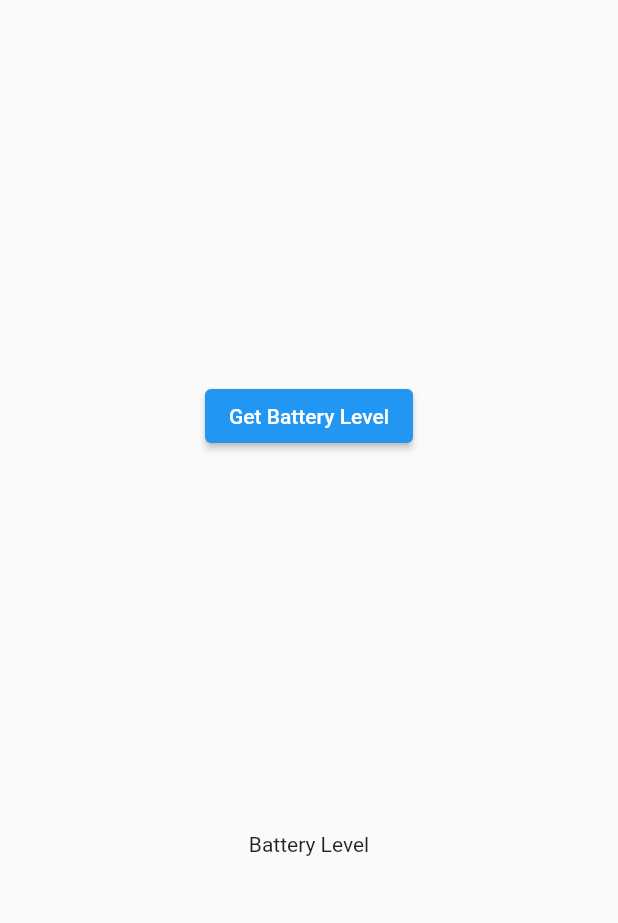
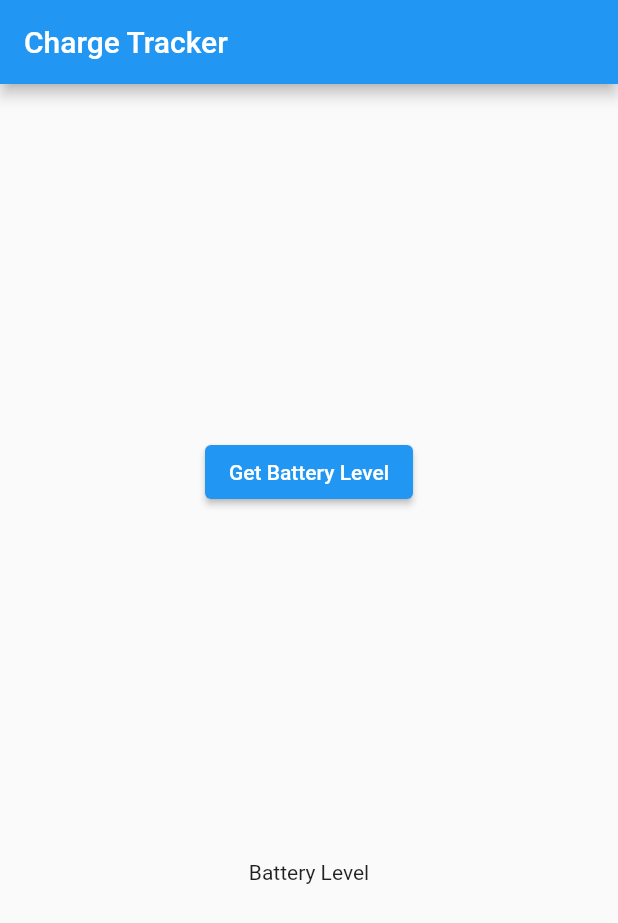
Before and after one commit to Habeebunissa/Charge-Tracker, a Flutter app: the screen it shows after launch, on a phone screen of 412 x 824 dp. Shown: the top 923 px of the screen. Run offline on Flutter 3.47's test engine with Material 2 defaults, Android fonts, the phone set to English and light mode, and no system bars.

Commit message:
added appbar

```diff
--- a/battery_percentage/lib/main.dart
+++ b/battery_percentage/lib/main.dart
@@ -42,8 +42,11 @@ class _MyHomePageState extends State<MyHomePage> {
 
   @override
   Widget build(BuildContext context) {
-    return Material(
-      child: Center(
+    return Scaffold(
+      appBar: AppBar(
+        title: Text('Charge Tracker'),
+      ),
+      body: Center(
         child: Column(
           mainAxisAlignment: MainAxisAlignment.spaceEvenly,
           children: [
```
